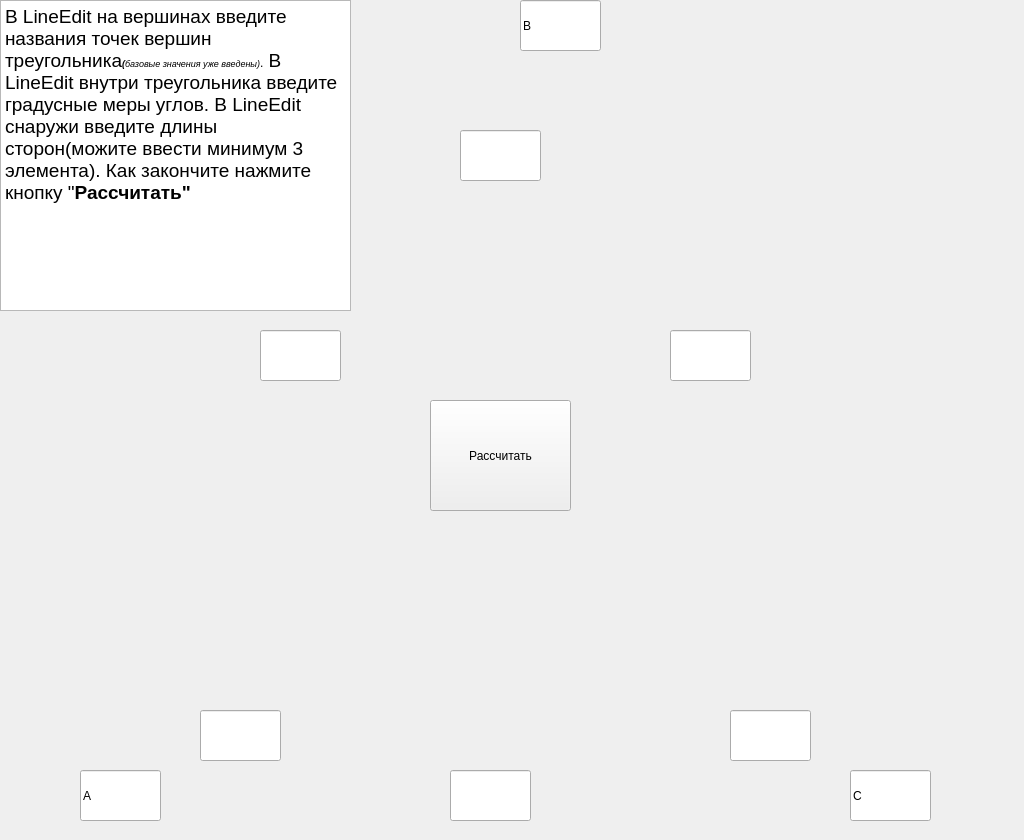
The window that sincos.ui (lilimejb/GeomPY) describes before a commit, drawn with Qt 5.
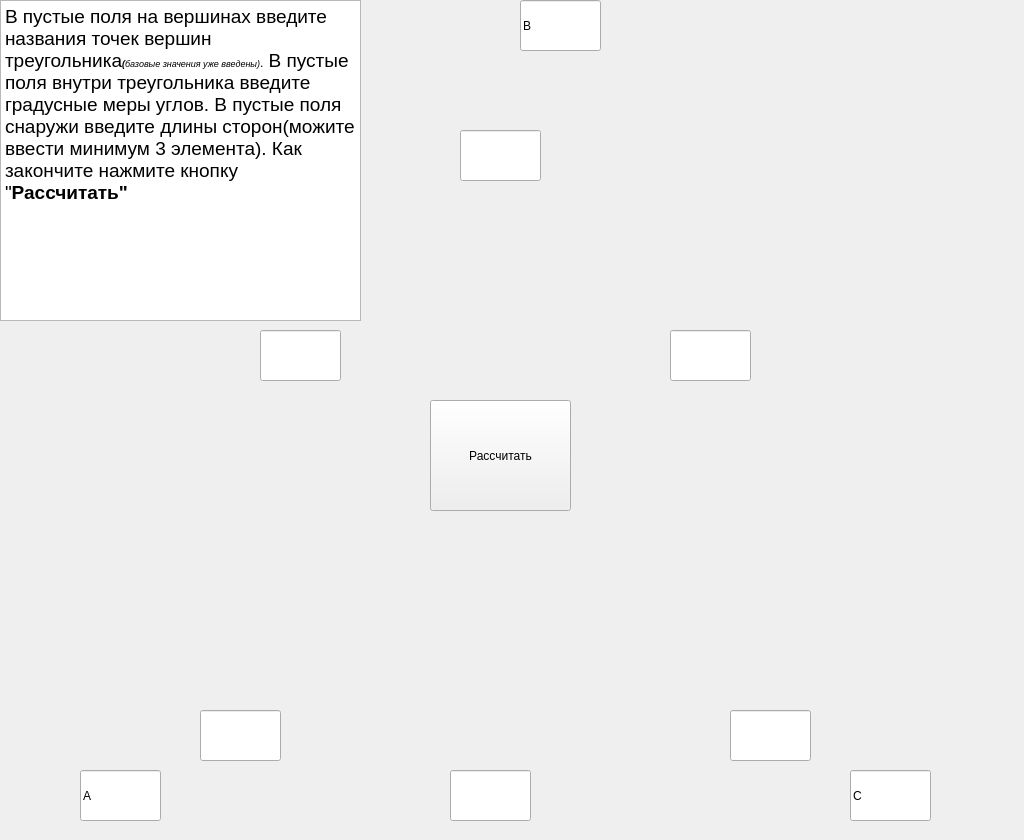
The same window after the commit. Icons and pictures are not drawn.

Diff of the .ui file:
```diff
--- a/sincos.ui
+++ b/sincos.ui
@@ -136,8 +136,8 @@
     <rect>
      <x>0</x>
      <y>0</y>
-     <width>351</width>
-     <height>311</height>
+     <width>361</width>
+     <height>321</height>
     </rect>
    </property>
    <property name="html">
@@ -145,7 +145,7 @@
 &lt;html&gt;&lt;head&gt;&lt;meta name=&quot;qrichtext&quot; content=&quot;1&quot; /&gt;&lt;style type=&quot;text/css&quot;&gt;
 p, li { white-space: pre-wrap; }
 &lt;/style&gt;&lt;/head&gt;&lt;body style=&quot; font-family:'MS Shell Dlg 2'; font-size:7.8pt; font-weight:400; font-style:normal;&quot;&gt;
-&lt;p style=&quot; margin-top:0px; margin-bottom:0px; margin-left:0px; margin-right:0px; -qt-block-indent:0; text-indent:0px;&quot;&gt;&lt;span style=&quot; font-size:14pt;&quot;&gt;В LineEdit на вершинах введите названия точек вершин треугольника&lt;/span&gt;&lt;span style=&quot; font-size:7pt; font-weight:600; font-style:italic;&quot;&gt;(&lt;/span&gt;&lt;span style=&quot; font-size:7pt; font-style:italic;&quot;&gt;базовые значения уже введены)&lt;/span&gt;&lt;span style=&quot; font-size:9pt;&quot;&gt;.&lt;/span&gt;&lt;span style=&quot; font-size:14pt;&quot;&gt; В LineEdit внутри треугольника введите градусные меры углов. В LineEdit снаружи введите длины сторон(можите ввести минимум 3 элемента). Как закончите нажмите кнопку &amp;quot;&lt;/span&gt;&lt;span style=&quot; font-size:14pt; font-weight:600;&quot;&gt;Рассчитать&amp;quot;&lt;/span&gt;&lt;/p&gt;&lt;/body&gt;&lt;/html&gt;</string>
+&lt;p style=&quot; margin-top:0px; margin-bottom:0px; margin-left:0px; margin-right:0px; -qt-block-indent:0; text-indent:0px;&quot;&gt;&lt;span style=&quot; font-size:14pt;&quot;&gt;В пустые поля на вершинах введите названия точек вершин треугольника&lt;/span&gt;&lt;span style=&quot; font-size:7pt; font-weight:600; font-style:italic;&quot;&gt;(&lt;/span&gt;&lt;span style=&quot; font-size:7pt; font-style:italic;&quot;&gt;базовые значения уже введены)&lt;/span&gt;&lt;span style=&quot; font-size:9pt;&quot;&gt;.&lt;/span&gt;&lt;span style=&quot; font-size:14pt;&quot;&gt; В пустые поля внутри треугольника введите градусные меры углов. В пустые поля снаружи введите длины сторон(можите ввести минимум 3 элемента). Как закончите нажмите кнопку &amp;quot;&lt;/span&gt;&lt;span style=&quot; font-size:14pt; font-weight:600;&quot;&gt;Рассчитать&amp;quot;&lt;/span&gt;&lt;/p&gt;&lt;/body&gt;&lt;/html&gt;</string>
    </property>
   </widget>
   <widget class="QPushButton" name="pushButton">
```
